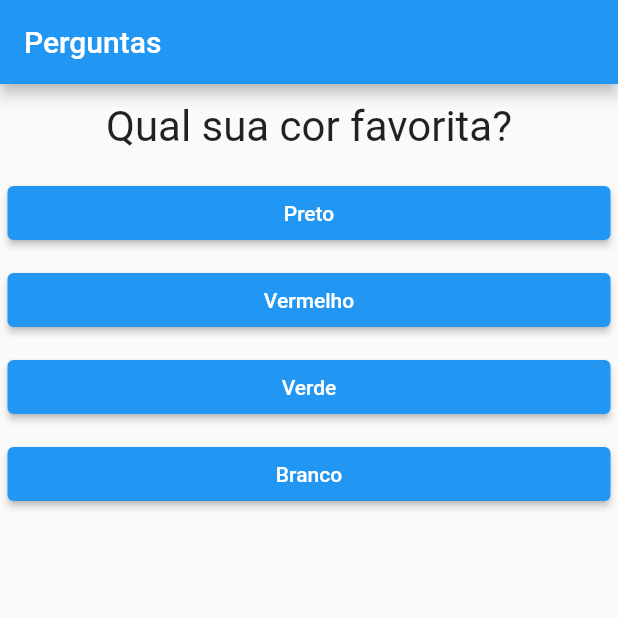
After one commit to oTalDoHud/flutter-projeto-perguntas, a Flutter app: the screen it shows after launch, on a phone screen of 412 x 824 dp, the top half of it. The commit adds this screen. Run offline on Flutter 3.47's test engine with Material 2 defaults, Android fonts, the phone set to English and light mode, and no system bars.

Commit message:
widget questionario extraido

```diff
--- a/lib/main.dart
+++ b/lib/main.dart
@@ -1,6 +1,5 @@
 import 'package:flutter/material.dart';
-import 'package:projeto_perguntas/questao.dart';
-import 'package:projeto_perguntas/respostas.dart';
+import 'package:projeto_perguntas/questionario.dart';
 import 'package:projeto_perguntas/resultado.dart';
 
 void main(List<String> args) => runApp(PerguntaAPP());
@@ -51,30 +50,21 @@ class _PerguntaAppState extends State<PerguntaAPP> {
   }
 
   Widget build(BuildContext context) {
-    List<String> respostas = temPerguntaSelecionada
-        ? perguntas[_perguntaSelecionada].cast()["respostas"]
-        : [];
 
-    List<Widget> listWidget =
-        respostas.map((t) => Respostas(t, _responder)).toList();
 
     return MaterialApp(
         home: Scaffold(
-      appBar: AppBar(title: Text("Perguntas")),
-      body: temPerguntaSelecionada
-          ? Column(
-              children: [
-                Questao(perguntas[_perguntaSelecionada]["texto"].toString()),
-                ...listWidget,
-              ],
-            )
-          : const Resultado("Parabéns")
-    ));
+            appBar: AppBar(title: Text("Perguntas")),
+            body: temPerguntaSelecionada
+                ? Questionario(perguntas, _perguntaSelecionada, _responder, temPerguntaSelecionada)
+                : const Resultado("Parabéns")));
   }
 }
 
 @override
 class PerguntaAPP extends StatefulWidget {
+  const PerguntaAPP({super.key});
+
   @override
   State<StatefulWidget> createState() {
     return _PerguntaAppState();
--- /dev/null
+++ b/lib/questionario.dart
@@ -0,0 +1,28 @@
+import 'package:flutter/cupertino.dart';
+import 'package:projeto_perguntas/questao.dart';
+import 'package:projeto_perguntas/respostas.dart';
+
+class Questionario extends StatelessWidget {
+  final List<Map<String, Object>> perguntas;
+  final int perguntaSelecionada;
+  final void Function() responder;
+  final bool temPerguntaSelecionada;
+
+  const Questionario(this.perguntas, this.perguntaSelecionada, this.responder,
+      this.temPerguntaSelecionada,
+      {super.key});
+
+  @override
+  Widget build(BuildContext context) {
+    List<String> respostas = temPerguntaSelecionada
+        ? perguntas[perguntaSelecionada].cast()["respostas"]
+        : [];
+
+    return Column(
+      children: [
+        Questao(perguntas[perguntaSelecionada]["texto"].toString()),
+        ...respostas.map((t) => Resposta(t, responder)).toList()
+      ],
+    );
+  }
+}
--- a/lib/respostas.dart
+++ b/lib/respostas.dart
@@ -1,10 +1,10 @@
 import 'package:flutter/material.dart';
 
-class Respostas extends StatelessWidget {
+class Resposta extends StatelessWidget {
   final String _texto;
   final void Function() _onSelect;
 
-  const Respostas(this._texto, this._onSelect, {super.key});
+  const Resposta(this._texto, this._onSelect, {super.key});
 
   @override
   Widget build(BuildContext context) {
```
